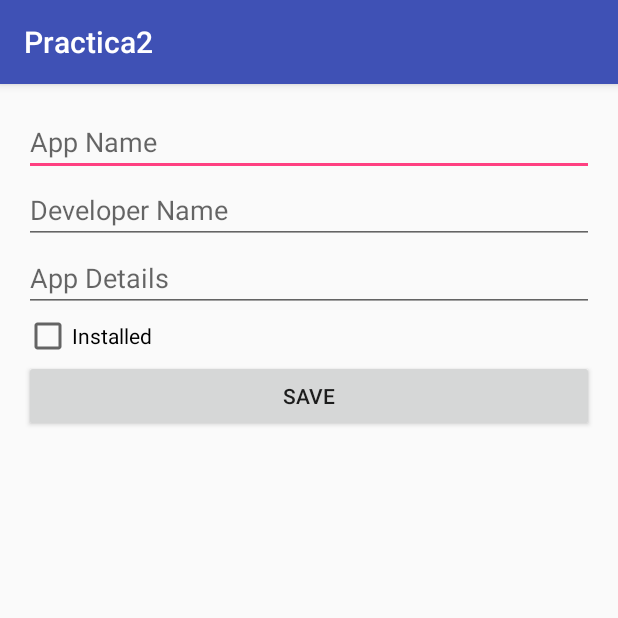
After one commit to guillermoab82/Mod4Practica2, an Android app: the InstallActivity screen opened directly, with no data from a screen before it, on a phone screen of 412 x 824 dp, the top half of it. The commit adds this screen. Run offline under Robolectric (Android 15) with nearby library versions, the phone set to English and light mode, and no system bars.

Commit message:
Mostrando APPS Instaladas y Guardando las APPS en la BD

```diff
--- a/app/src/main/AndroidManifest.xml
+++ b/app/src/main/AndroidManifest.xml
@@ -15,5 +15,7 @@
                 <category android:name="android.intent.category.LAUNCHER" />
             </intent-filter>
         </activity>
+        <activity android:name=".InstallActivity"></activity>
+        <activity android:name=".DetailsActivity"></activity>
     </application>
 </manifest>
--- /dev/null
+++ b/app/src/main/java/guillermoab/posgrado/unam/mx/practica2/InstallActivity.java
@@ -0,0 +1,76 @@
+package guillermoab.posgrado.unam.mx.practica2;
+
+import android.content.Intent;
+import android.os.Bundle;
+import android.support.annotation.Nullable;
+import android.support.v7.app.AppCompatActivity;
+import android.text.TextUtils;
+import android.view.View;
+import android.widget.Button;
+import android.widget.CheckBox;
+import android.widget.EditText;
+import android.widget.ImageView;
+import android.widget.TextView;
+import android.widget.Toast;
+
+import java.util.List;
+
+import guillermoab.posgrado.unam.mx.practica2.models.ModelAPP;
+import guillermoab.posgrado.unam.mx.practica2.sql.AppDataSource;
+
+/**
+ * Created by GuillermoAB on 29/06/2016.
+ */
+public class InstallActivity extends AppCompatActivity implements View.OnClickListener{
+    private EditText txtNameApp;
+    private EditText txtNameDev;
+    private EditText txtDetailsApp;
+    private CheckBox chkInstall;
+    private AppDataSource appDataSource;
+
+    @Override
+    protected void onCreate(@Nullable Bundle savedInstanceState) {
+        super.onCreate(savedInstanceState);
+        setContentView(R.layout.activity_install);
+        findViewById(R.id.install_btnInstall).setOnClickListener(this);
+        txtNameApp = (EditText) findViewById(R.id.install_txtNameAPP);
+        txtNameDev = (EditText) findViewById(R.id.install_txtNameDev);
+        txtDetailsApp = (EditText) findViewById(R.id.install_txtAppDetails);
+        chkInstall = (CheckBox) findViewById(R.id.install_chkInstall);
+        appDataSource = new AppDataSource(getApplicationContext());
+    }
+
+    @Override
+    public void onClick(View view) {
+        switch (view.getId()){
+            case R.id.install_btnInstall:
+                installapp();
+                break;
+        }
+    }
+
+    private void installapp() {
+        String app = txtNameApp.getText().toString();
+        String appdev = txtNameDev.getText().toString();
+        String detailsapp = txtDetailsApp.getText().toString();
+        boolean isInstalled = chkInstall.isChecked();
+        List<ModelAPP> modelAppList = appDataSource.getAllAPPS();
+        boolean isImg;
+        int imgresource;
+       isImg=!(modelAppList.size()%2==0);
+        int install = 1;
+        if(!TextUtils.isEmpty(app)&&!TextUtils.isEmpty(appdev)&&!TextUtils.isEmpty(detailsapp)){
+            install=isInstalled?1:0;
+            imgresource=isImg?R.drawable.ic_action_android:R.drawable.ic_action_spellcheck;
+            ModelAPP modelAPP = new ModelAPP(0,app,appdev,detailsapp,install,imgresource);
+            appDataSource.saveApp(modelAPP);
+            Intent i = new Intent();
+            setResult(RESULT_OK,i);
+            isImg=!isImg;
+            finish();
+        }else{
+            Toast.makeText(getApplicationContext(),getResources().getText(R.string.installMsgNoData),Toast.LENGTH_SHORT).show();
+        }
+
+    }
+}
--- a/app/src/main/java/guillermoab/posgrado/unam/mx/practica2/sql/MySQLiteHelper.java
+++ b/app/src/main/java/guillermoab/posgrado/unam/mx/practica2/sql/MySQLiteHelper.java
@@ -21,14 +21,21 @@ public class MySQLiteHelper extends SQLiteOpenHelper{
     public static final String COLUMN_APP_INSTALL= "bAPP_Install";
     public static final String COLUMN_APP_RESOURCE= "nResourceID";
 
+    public static final String CREATE_APP_TABLE = "create table "+TABLE_APP_NAME+
+            "("+COLUMN_APP_ID+" integer primary key autoincrement,"+
+            COLUMN_APP_NAMEAPP+ " text not null,"+
+            COLUMN_APP_NAMEDEV+ " text not null,"+
+            COLUMN_APP_DETAILS+ " text not null,"+
+            COLUMN_APP_INSTALL+ " integer not null,"+
+            COLUMN_APP_RESOURCE+" integer not null)";
 
     public MySQLiteHelper(Context context) {
         super(context, DATABASE_NAME, null, DATABASE_VERSION);
     }
 
     @Override
-    public void onCreate(SQLiteDatabase sqLiteDatabase) {
-
+    public void onCreate(SQLiteDatabase db) {
+        db.execSQL(CREATE_APP_TABLE);
     }
 
     @Override
--- /dev/null
+++ b/app/src/main/res/layout/activity_install.xml
@@ -0,0 +1,32 @@
+<?xml version="1.0" encoding="utf-8"?>
+<LinearLayout xmlns:android="http://schemas.android.com/apk/res/android"
+    android:orientation="vertical" android:layout_width="match_parent"
+    android:layout_margin="@dimen/activity_vertical_margin"
+    android:layout_height="match_parent">
+    <EditText
+        android:id="@+id/install_txtNameAPP"
+        android:hint="@string/installNameAPP"
+        android:layout_width="match_parent"
+        android:layout_height="wrap_content" />
+    <EditText
+        android:id="@+id/install_txtNameDev"
+        android:hint="@string/installNameDev"
+        android:layout_width="match_parent"
+        android:layout_height="wrap_content" />
+    <EditText
+        android:id="@+id/install_txtAppDetails"
+        android:hint="@string/installAppDetails"
+        android:inputType="textMultiLine"
+        android:layout_width="match_parent"
+        android:layout_height="wrap_content" />
+    <CheckBox
+        android:id="@+id/install_chkInstall"
+        android:text="@string/installInstall"
+        android:layout_width="match_parent"
+        android:layout_height="wrap_content" />
+    <Button
+        android:id="@+id/install_btnInstall"
+        android:text="@string/installBtnSave"
+        android:layout_width="match_parent"
+        android:layout_height="wrap_content" />
+</LinearLayout>
--- a/app/src/main/res/layout/row_applist.xml
+++ b/app/src/main/res/layout/row_applist.xml
@@ -7,6 +7,7 @@
         android:layout_width="match_parent"
         android:layout_height="match_parent">
         <ImageView
+            android:id="@+id/row_image"
             android:src="@drawable/ic_action_account_child"
             android:gravity="center"
             android:layout_width="match_parent"
--- a/app/src/main/res/values/strings.xml
+++ b/app/src/main/res/values/strings.xml
@@ -1,4 +1,15 @@
 <resources>
     <string name="app_name">Practica2</string>
     <string name="main_btnadd_app">Install APP</string>
+    <string name="NoApps">No apps installed!!!</string>
+    <string name="installNameAPP">App Name</string>
+    <string name="installNameDev">Developer Name</string>
+    <string name="installAppDetails">App Details</string>
+    <string name="installInstall">Installed</string>
+    <string name="installBtnSave">Save</string>
+    <string name="msj_updated">Updated</string>
+    <string name="msj_install">Installed</string>
+    <string name="delete_message">Do you want to delete item</string>
+    <string name="delete_title">Delete</string>
+    <string name="installMsgNoData">The Data are required!!!</string>
 </resources>
```
Also changed, not shown: app/src/main/java/guillermoab/posgrado/unam/mx/practica2/DetailsActivity.java (added, +9 -0 lines), app/src/main/java/guillermoab/posgrado/unam/mx/practica2/MainActivity.java (+97 -1 lines), app/src/main/java/guillermoab/posgrado/unam/mx/practica2/adapters/AppListAdapter.java (added, +44 -0 lines), app/src/main/java/guillermoab/posgrado/unam/mx/practica2/models/ModelAPP.java (added, +22 -0 lines), app/src/main/java/guillermoab/posgrado/unam/mx/practica2/sql/AppDataSource.java (added, +60 -0 lines), 2 other files.
